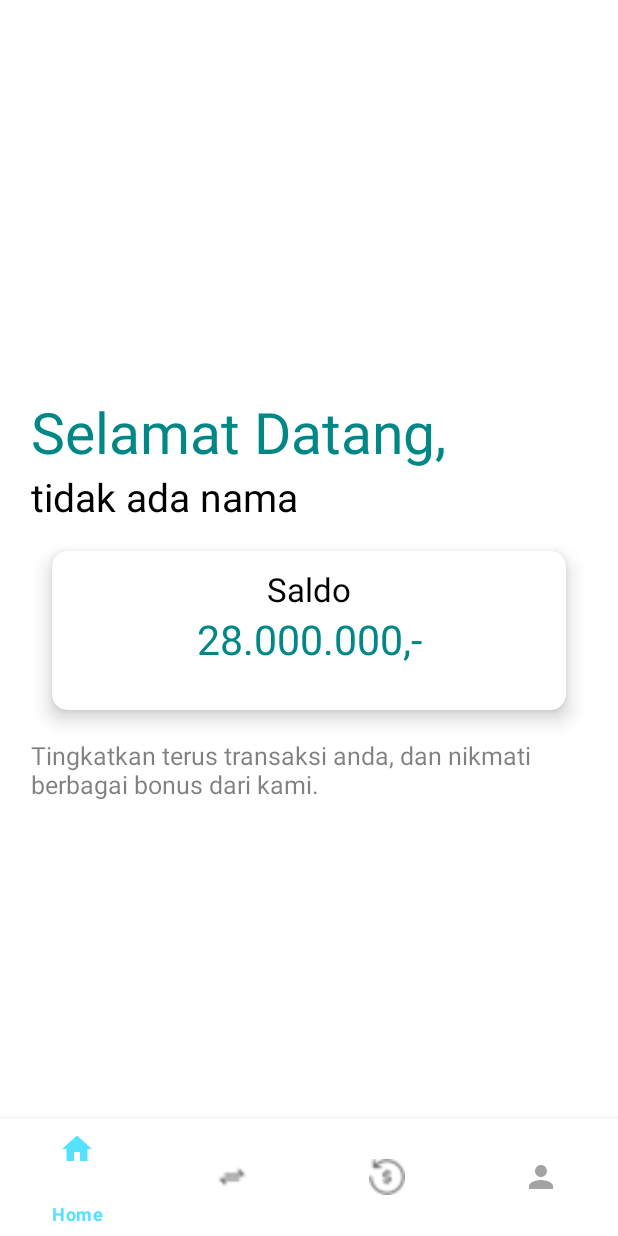
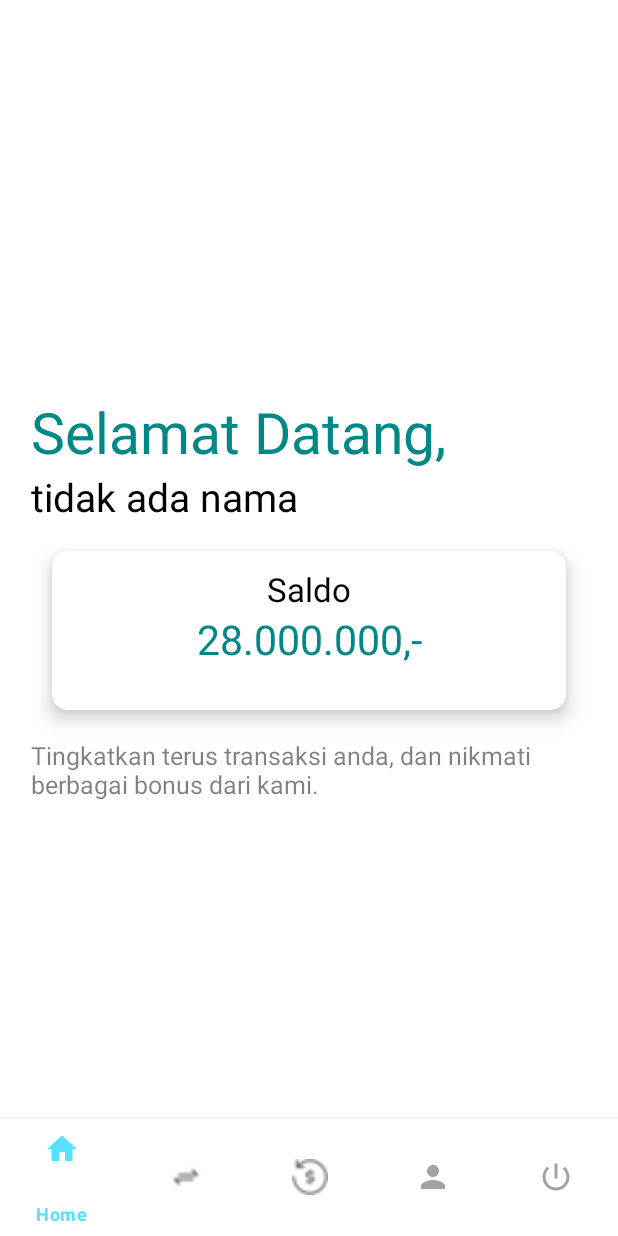
Before and after one commit to veridetta/mbanking-apps, an Android app: the MainActivity screen opened directly, with no data from a screen before it, on a phone screen of 412 x 824 dp. Run offline under Robolectric (Android 15) with nearby library versions, the phone set to English and light mode, and no system bars; our stand-ins replace sdp/ssp sizes; 1 statement that could not run was skipped.

Commit message:
logout function

```diff
--- a/app/src/main/java/com/example/hinadadebank/api/Client.java
+++ b/app/src/main/java/com/example/hinadadebank/api/Client.java
@@ -10,7 +10,9 @@ import retrofit2.Retrofit;
 import retrofit2.converter.gson.GsonConverterFactory;
 
 public class Client {
-    public static final String BASE_URL = "http://192.168.1.105:8000/api/";
+    //laptop veri
+    // public static final String BASE_URL = "http://192.168.1.105:8000/api/";
+     public static final String BASE_URL = "http://hanadade.epogame.my.id/api/";
     private static Retrofit retrofit = null;
     public static Retrofit getClient() {
         if (retrofit==null) {
--- /dev/null
+++ b/app/src/main/res/drawable-anydpi/ic_power.xml
@@ -0,0 +1,11 @@
+<vector xmlns:android="http://schemas.android.com/apk/res/android"
+    android:width="24dp"
+    android:height="24dp"
+    android:viewportWidth="24"
+    android:viewportHeight="24"
+    android:tint="#333333"
+    android:alpha="0.6">
+  <path
+      android:fillColor="@android:color/white"
+      android:pathData="M13,3h-2v10h2L13,3zM17.83,5.17l-1.42,1.42C17.99,7.86 19,9.81 19,12c0,3.87 -3.13,7 -7,7s-7,-3.13 -7,-7c0,-2.19 1.01,-4.14 2.58,-5.42L6.17,5.17C4.23,6.82 3,9.26 3,12c0,4.97 4.03,9 9,9s9,-4.03 9,-9c0,-2.74 -1.23,-5.18 -3.17,-6.83z"/>
+</vector>
--- a/app/src/main/res/menu/bottom_nav_menu.xml
+++ b/app/src/main/res/menu/bottom_nav_menu.xml
@@ -19,5 +19,8 @@
         android:id="@+id/nav_profile"
         android:icon="@drawable/ic_person"
         android:title="@string/title_akun" />
-
+    <item
+        android:id="@+id/nav_logout"
+        android:icon="@drawable/ic_power"
+        android:title="@string/logout" />
 </menu>
--- a/app/src/main/res/values/strings.xml
+++ b/app/src/main/res/values/strings.xml
@@ -3,7 +3,8 @@
     <string name="title_home">Home</string>
     <string name="title_dashboard">Dashboard</string>
     <string name="title_transaction">Transaksi</string>
-    <string name="copyright">@string/copyright</string>
+    <string name="copyright">copyright</string>
+    <string name="logout">Logout</string>
     <string name="title_mutasi">Mutasi</string>
     <string name="title_akun">Akun</string>
     <string name="prompt_password">Password</string>
```
Also changed, not shown: app/src/main/java/com/example/hinadadebank/MainActivity.java (+19 -0 lines), app/src/main/res/drawable-hdpi/ic_power.png (added), app/src/main/res/drawable-mdpi/ic_power.png (added), app/src/main/res/drawable-xhdpi/ic_power.png (added), app/src/main/res/drawable-xxhdpi/ic_power.png (added).
